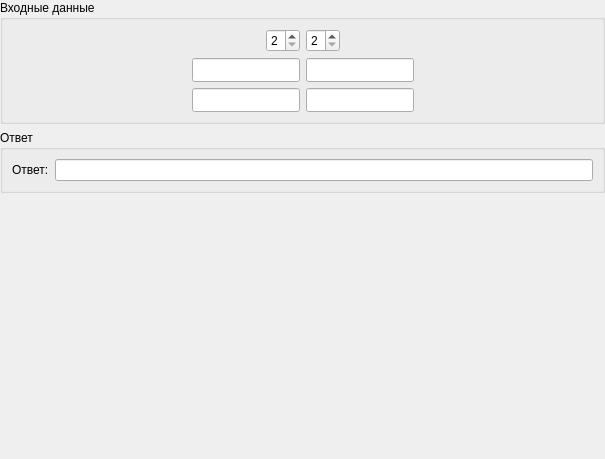
This is Frames/equationsSystemsFrame.ui in EgorAlmikeev/ProjectX as Qt 5 draws it before an edit. The edited form follows.
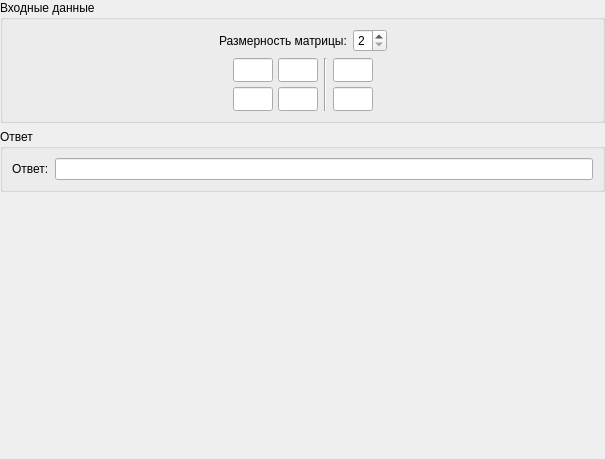
This is the edited form.

Diff of the .ui file:
```diff
--- a/Frames/equationsSystemsFrame.ui
+++ b/Frames/equationsSystemsFrame.ui
@@ -91,15 +91,9 @@
          </widget>
         </item>
         <item row="0" column="1">
-         <widget class="QSpinBox" name="rowsSpin">
-          <property name="readOnly">
-           <bool>false</bool>
-          </property>
-          <property name="minimum">
-           <number>2</number>
-          </property>
-          <property name="maximum">
-           <number>8</number>
+         <widget class="QLabel" name="label_2">
+          <property name="text">
+           <string>Размерность матрицы:</string>
           </property>
          </widget>
         </item>
@@ -119,7 +113,7 @@
        </layout>
       </item>
       <item>
-       <layout class="QGridLayout" name="gridLayout_3">
+       <layout class="QGridLayout" name="gridLayout_3" columnstretch="0,0,0,0,0">
         <item row="1" column="0">
          <spacer name="horizontalSpacer_3">
           <property name="orientation">
@@ -133,10 +127,17 @@
           </property>
          </spacer>
         </item>
+        <item row="1" column="2">
+         <widget class="Line" name="line">
+          <property name="orientation">
+           <enum>Qt::Vertical</enum>
+          </property>
+         </widget>
+        </item>
         <item row="1" column="1">
          <layout class="QGridLayout" name="matrixGrid">
           <property name="spacing">
-           <number>6</number>
+           <number>5</number>
           </property>
           <item row="1" column="1">
            <widget class="QLineEdit" name="item1_1">
@@ -144,6 +145,28 @@
              <size>
               <width>0</width>
               <height>24</height>
+             </size>
+            </property>
+            <property name="maximumSize">
+             <size>
+              <width>40</width>
+              <height>16777215</height>
+             </size>
+            </property>
+           </widget>
+          </item>
+          <item row="0" column="0">
+           <widget class="QLineEdit" name="item0_0">
+            <property name="minimumSize">
+             <size>
+              <width>0</width>
+              <height>24</height>
+             </size>
+            </property>
+            <property name="maximumSize">
+             <size>
+              <width>40</width>
+              <height>16777215</height>
              </size>
             </property>
            </widget>
@@ -156,14 +179,10 @@
               <height>24</height>
              </size>
             </property>
-           </widget>
-          </item>
-          <item row="0" column="0">
-           <widget class="QLineEdit" name="item0_0">
-            <property name="minimumSize">
+            <property name="maximumSize">
              <size>
-              <width>0</width>
-              <height>24</height>
+              <width>40</width>
+              <height>16777215</height>
              </size>
             </property>
            </widget>
@@ -176,11 +195,17 @@
               <height>24</height>
              </size>
             </property>
+            <property name="maximumSize">
+             <size>
+              <width>40</width>
+              <height>16777215</height>
+             </size>
+            </property>
            </widget>
           </item>
          </layout>
         </item>
-        <item row="1" column="2">
+        <item row="1" column="4">
          <spacer name="horizontalSpacer_4">
           <property name="orientation">
            <enum>Qt::Horizontal</enum>
@@ -193,6 +218,45 @@
           </property>
          </spacer>
         </item>
+        <item row="1" column="3">
+         <layout class="QGridLayout" name="parameterGrid">
+          <property name="spacing">
+           <number>5</number>
+          </property>
+          <item row="0" column="0">
+           <widget class="QLineEdit" name="item0">
+            <property name="minimumSize">
+             <size>
+              <width>0</width>
+              <height>24</height>
+             </size>
+            </property>
+            <property name="maximumSize">
+             <size>
+              <width>40</width>
+              <height>16777215</height>
+             </size>
+            </property>
+           </widget>
+          </item>
+          <item row="1" column="0">
+           <widget class="QLineEdit" name="item1">
+            <property name="minimumSize">
+             <size>
+              <width>0</width>
+              <height>24</height>
+             </size>
+            </property>
+            <property name="maximumSize">
+             <size>
+              <width>40</width>
+              <height>16777215</height>
+             </size>
+            </property>
+           </widget>
+          </item>
+         </layout>
+        </item>
        </layout>
       </item>
      </layout>
```
Left out of the diff: 43 changed lines with no effect on the pictures.
